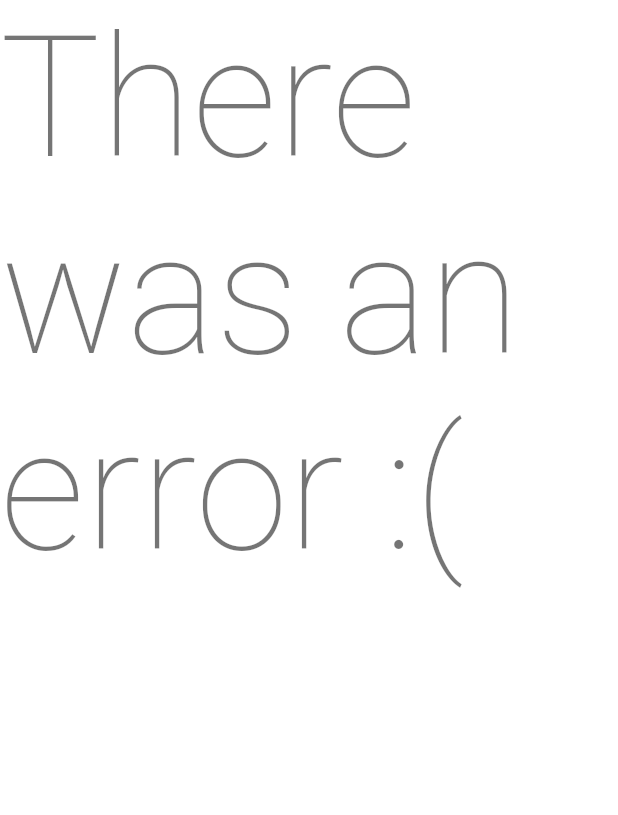
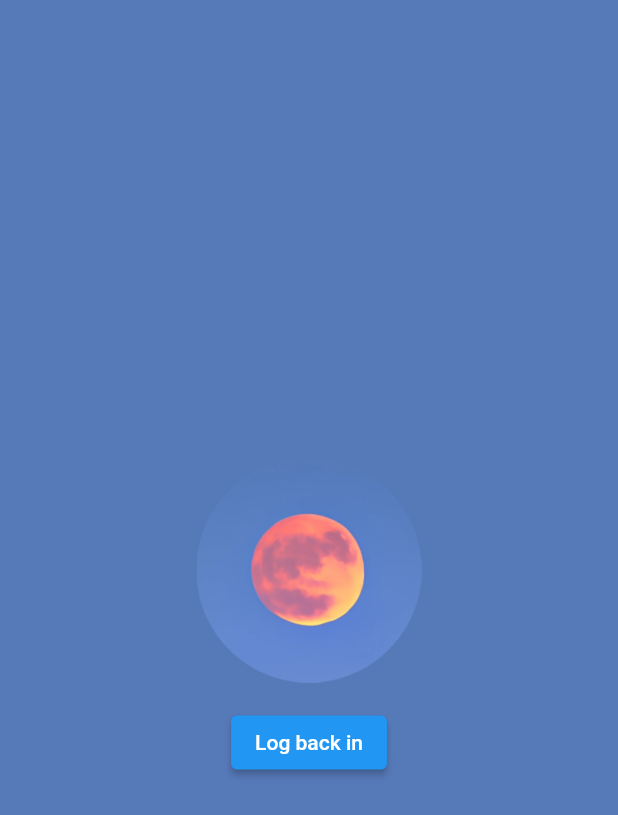
Before and after one commit to sigma-libra/strawberry, a Flutter app: the screen it shows after launch, on a phone screen of 412 x 824 dp. Shown: the top 815 px of the screen. Run offline on Flutter 3.47's test engine with Material 2 defaults, Android fonts, the phone set to English and light mode, and no system bars; our stand-ins replace flutter_local_notifications, flutter_native_timezone, local_auth, shared_preferences, sqflite, table_calendar and 1 more; missing offline and left inert: material_color_generator; accounts and stored records are empty.

Commit message:
fix auth and rotation issues

```diff
--- a/lib/auth_page.dart
+++ b/lib/auth_page.dart
@@ -5,8 +5,9 @@ import 'package:strawberry/period/repository/period_repository.dart';
 import 'package:strawberry/period/service/period_service.dart';
 import 'package:strawberry/settings/settings_service.dart';
 import 'package:strawberry/start_page.dart';
+import 'package:strawberry/utils/colors.dart';
 
-class AuthCodePage extends StatelessWidget {
+class AuthCodePage extends StatefulWidget {
   final PeriodRepository periodRepository;
 
   final PeriodService periodService;
@@ -15,7 +16,7 @@ class AuthCodePage extends StatelessWidget {
 
   final SettingsService settings;
 
-  AuthCodePage({
+  const AuthCodePage({
     super.key,
     required this.periodRepository,
     required this.periodService,
@@ -23,29 +24,82 @@ class AuthCodePage extends StatelessWidget {
     required this.settings,
   });
 
+  @override
+  State<AuthCodePage> createState() => _AuthCodePageState();
+}
+
+class _AuthCodePageState extends State<AuthCodePage> {
   final LocalAuthentication auth = LocalAuthentication();
+
+  Future<bool> _getAuth() async {
+    return await auth.authenticate(
+        localizedReason: 'Authenticate',
+        options: const AuthenticationOptions(biometricOnly: false, stickyAuth: true));
+  }
 
   @override
   Widget build(BuildContext context) {
     return FutureBuilder(
-        future: auth.authenticate(
-            localizedReason: 'Authenticate',
-            options: const AuthenticationOptions(biometricOnly: false)),
+        future: _getAuth(),
         builder: (BuildContext context, AsyncSnapshot<bool> pass) {
-          if (pass.hasData && pass.data!) {
-            return StartPage(
-                periodRepository: periodRepository,
-                periodService: periodService,
-                notificationService: notificationService,
-                settings: settings);
+          if(pass.connectionState == ConnectionState.waiting) {
+            return _loadingScreen();
+          }
+          else if (pass.hasData && pass.data!) {
+             return StartPage(
+                periodRepository: widget.periodRepository,
+                periodService: widget.periodService,
+                notificationService: widget.notificationService,
+                settings: widget.settings);
           } else {
-            print("Error");
-            print("Pass: ${pass.error}");
-            return Text(
-              'There was an error :(',
-              style: Theme.of(context).textTheme.displayLarge,
-            );
+            print(pass.error);
+            return _retryScreen();
           }
         });
   }
+
+  Container _retryScreen() {
+    return Container(
+      color: CUSTOM_BLUE,
+      child: Center(
+        child: Column(
+          mainAxisAlignment: MainAxisAlignment.center,
+          children: [
+            // Add your logo widget here
+            Image.asset(
+              'photos/app_launcher_icon.png',
+              width: 150, // Adjust the width as needed
+              height: 150, // Adjust the height as needed
+            ),
+            const SizedBox(height: 16),
+            ElevatedButton(
+              onPressed: () {
+                setState(() {}); // Retry by triggering a rebuild
+              },
+              child: const Text('Log back in'),
+            )
+          ],
+        ),
+      ),
+    );
+  }
+
+  Container _loadingScreen() {
+    return Container(
+      color: CUSTOM_BLUE,
+      child: Center(
+        child: Column(
+          mainAxisAlignment: MainAxisAlignment.center,
+          children: [
+            // Add your logo widget here
+            Image.asset(
+              'photos/app_launcher_icon.png',
+              width: 150, // Adjust the width as needed
+              height: 150, // Adjust the height as needed
+            ),
+          ],
+        ),
+      ),
+    );
+  }
 }
--- a/lib/calendar/calendar_page.dart
+++ b/lib/calendar/calendar_page.dart
@@ -1,4 +1,5 @@
 import 'package:flutter/material.dart';
+import 'package:flutter/rendering.dart';
 import 'package:strawberry/calendar/daily_info_page.dart';
 import 'package:strawberry/model/daily_info.dart';
 import 'package:strawberry/notification/notifications_service.dart';
@@ -55,14 +56,11 @@ class CalendarState extends State<Calendar> {
             List<DateTime> periodDates =
                 snapshot.requireData.toList(growable: true);
             widget.service.calculateStatsFromPeriods(periodDates);
-            return Column(
-              mainAxisAlignment: MainAxisAlignment.start,
-              children: [
-                _makeCalendar(periodDates),
-                _divider(),
-                _makeInfoPage(),
-              ],
-            );
+            return ListView(children: [
+              _makeCalendar(periodDates),
+              _divider(),
+              _makeInfoPage(),
+            ]);
           } else {
             return const CircularProgressIndicator();
           }
@@ -73,7 +71,8 @@ class CalendarState extends State<Calendar> {
     if (_displayDay == null) {
       return const Text("No day selected");
     } else {
-      _displayDayInfo ??= DailyInfo.create(_displayDay!, widget.settings.getTemperature(), widget.settings.getBirthControl());
+      _displayDayInfo ??= DailyInfo.create(_displayDay!,
+          widget.settings.getTemperature(), widget.settings.getBirthControl());
       return DailyInfoPage(widget.periodRepository, _displayDayInfo!);
     }
   }
@@ -107,7 +106,8 @@ class CalendarState extends State<Calendar> {
       },
       onDaySelected: (DateTime selectedDay, DateTime focusedDay) async {
         await widget.periodRepository
-            .getInfoForDate(selectedDay, defaultTemperature, defaultBirthControl)
+            .getInfoForDate(
+                selectedDay, defaultTemperature, defaultBirthControl)
             .then((value) => _displayDayInfo = value);
         setState(() {
           _displayDay = selectedDay;
@@ -116,14 +116,15 @@ class CalendarState extends State<Calendar> {
       onDayLongPressed: (DateTime selectedDay, DateTime focusedDay) async {
         String message = "";
         await widget.periodRepository
-            .getInfoForDate(selectedDay, defaultTemperature, defaultBirthControl)
+            .getInfoForDate(
+                selectedDay, defaultTemperature, defaultBirthControl)
             .then((value) => _changePeriodStatus(value));
         if (periods.contains(selectedDay)) {
           await widget.periodRepository.deleteInfoForDate(selectedDay);
           message = "Removed period";
         } else {
-          await widget.periodRepository
-              .insertInfoForDay(DailyInfo.create(selectedDay, defaultTemperature, defaultBirthControl));
+          await widget.periodRepository.insertInfoForDay(DailyInfo.create(
+              selectedDay, defaultTemperature, defaultBirthControl));
           message = "Added period";
         }
         setState(() {
--- a/lib/calendar/daily_info_page.dart
+++ b/lib/calendar/daily_info_page.dart
@@ -20,7 +20,6 @@ class DailyInfoPage extends StatefulWidget {
 }
 
 class DailyInfoPageState extends State<DailyInfoPage> {
-
   @override
   void initState() {
     super.initState();
@@ -28,17 +27,13 @@ class DailyInfoPageState extends State<DailyInfoPage> {
 
   @override
   Widget build(BuildContext context) {
-    return Flexible(
-      child: ListView(
-        scrollDirection: Axis.vertical,
+    return Column(
       children: [
         const ListTile(
           title: Text(
             "Daily Information",
             style: TextStyle(
-                  color: CUSTOM_BLUE,
-                  fontWeight: FontWeight.w500,
-                  fontSize: 18),
+                color: CUSTOM_BLUE, fontWeight: FontWeight.w500, fontSize: 18),
           ),
         ),
         _makeInfoTile(
@@ -48,7 +43,6 @@ class DailyInfoPageState extends State<DailyInfoPage> {
         _createTemperatureCheck(),
         _createNotes()
       ],
-      ),
     );
   }
 
@@ -107,7 +101,9 @@ class DailyInfoPageState extends State<DailyInfoPage> {
   }
 
   void _setTemperature(String? value) {
-    widget.dailyInfo.temperature = double.tryParse(value ?? DEFAULT_AVERAGE_TEMPERATURE.toString()) ?? DEFAULT_AVERAGE_TEMPERATURE;
+    widget.dailyInfo.temperature =
+        double.tryParse(value ?? DEFAULT_AVERAGE_TEMPERATURE.toString()) ??
+            DEFAULT_AVERAGE_TEMPERATURE;
   }
 
   Padding _createSexType() {
@@ -170,7 +166,7 @@ class DailyInfoPageState extends State<DailyInfoPage> {
                     },
                     onTapOutside: (event) {
                       FocusManager.instance.primaryFocus?.unfocus();
-                      if(widget.dailyInfo.notes.isNotEmpty) {
+                      if (widget.dailyInfo.notes.isNotEmpty) {
                         _updateDailyInfo();
                       }
                     },
--- a/lib/utils/info_tooltip.dart
+++ b/lib/utils/info_tooltip.dart
@@ -12,6 +12,7 @@ Tooltip showInfoToolTip(String message) {
     triggerMode: TooltipTriggerMode.tap,
     margin: const EdgeInsets.all(16),
     padding: const EdgeInsets.all(16),
+    showDuration: const Duration(seconds: 5),
     child: const Icon(
       Icons.info_outline,
       size: 16,
--- a/pubspec.yaml
+++ b/pubspec.yaml
@@ -72,9 +72,8 @@ flutter:
   uses-material-design: true
 
   # To add assets to your application, add an assets section, like this:
-  # assets:
-  #   - images/a_dot_burr.jpeg
-  #   - images/a_dot_ham.jpeg
+  assets:
+   - photos/app_launcher_icon.png
 
   # An image asset can refer to one or more resolution-specific "variants", see
   # https://flutter.dev/assets-and-images/#resolution-aware
```
Lines whose indentation alone changed are shown as unchanged.
